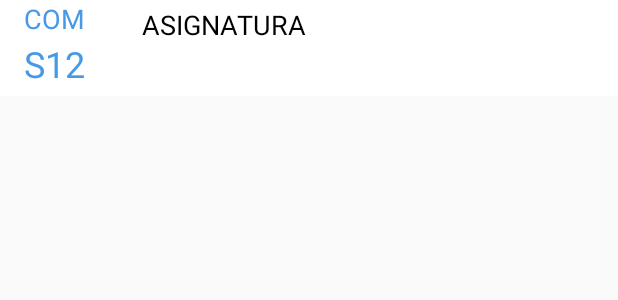
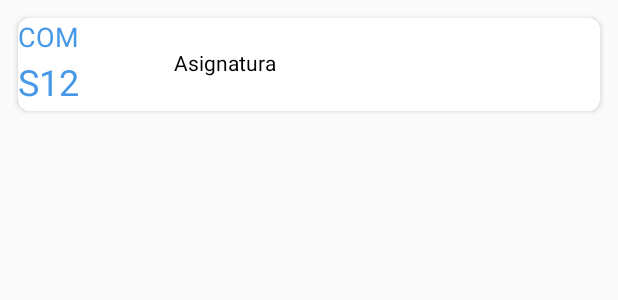
Before and after one commit to juanpablomoscoloni/proyectoAsistencia, an Android app: the layout cardview_cursada.xml on its own in the app's theme, with its tools: preview values and no code run, on a phone screen of 412 x 824 dp. Shown: the top 300 px of the screen. Run offline under Robolectric (Android 15) with nearby library versions, the phone set to English and light mode, and no system bars; network calls fail.

Commit message:
Front: Modificada la forma en la que se ve la lista de cursadas que tiene el docente.
Back: Modificada la forma en la que devuelve el JSON con los
datos del usuario

```diff
--- a/Asistra/app/build.gradle
+++ b/Asistra/app/build.gradle
@@ -23,6 +23,8 @@ dependencies {
     implementation 'com.android.support:appcompat-v7:28.0.0'
     implementation 'com.android.support.constraint:constraint-layout:1.1.3'
     implementation 'com.mcxiaoke.volley:library:1.0.18'
+    implementation 'com.android.support:recyclerview-v7:28.0.0'
+    implementation 'com.android.support:cardview-v7:28.0.0'
     implementation 'com.google.code.gson:gson:2.8.2'
     implementation 'com.rengwuxian.materialedittext:library:2.1.4'
     implementation 'com.github.hajiyevelnur92:intentanimation:1.0'
--- a/Asistra/app/src/main/res/layout/fila_cursada.xml
+++ b/Asistra/app/src/main/res/layout/cardview_cursada.xml
@@ -1,14 +1,19 @@
 <?xml version="1.0" encoding="utf-8"?>
-<RelativeLayout xmlns:android="http://schemas.android.com/apk/res/android"
-    xmlns:app="http://schemas.android.com/apk/res-auto"
-    xmlns:tools="http://schemas.android.com/tools"
-    android:layout_width="match_parent" android:layout_height="match_parent"
-    >
+<android.support.v7.widget.CardView xmlns:android="http://schemas.android.com/apk/res/android"
+    xmlns:app="http://schemas.android.com/tools"
+    android:id="@+id/cardview_id"
+    android:clickable="true"
+    android:foreground="?android:attr/selectableItemBackground"
+    android:layout_width="match_parent"
+    android:layout_height="wrap_content"
+    xmlns:cardview="http://schemas.android.com/apk/res-auto"
+    android:layout_margin="12dp"
+    cardview:cardCornerRadius="8dp"
+    app:ignore="NamespaceTypo">
 
     <android.support.constraint.ConstraintLayout
         android:layout_width="match_parent"
         android:layout_height="wrap_content"
-        android:layout_alignParentStart="true"
         android:layout_alignParentTop="true"
         android:background="@android:color/background_light">
 
@@ -16,40 +21,20 @@
             android:id="@+id/comLista"
             android:layout_width="64dp"
             android:layout_height="26dp"
-            android:layout_marginStart="16dp"
-            android:layout_marginEnd="8dp"
-            android:layout_marginRight="8dp"
             android:text="COM"
             android:textColor="@color/celeste"
             android:textSize="18sp"
             app:layout_constraintEnd_toStartOf="@+id/guideline3"
             app:layout_constraintHorizontal_bias="0.0"
             app:layout_constraintStart_toStartOf="parent"
-            app:layout_constraintTop_toTopOf="parent" />
-
-        <TextView
-            android:id="@+id/asignaturaNombre"
-            android:layout_width="280dp"
-            android:layout_height="52dp"
-            android:layout_marginStart="12dp"
-            android:layout_marginLeft="12dp"
-            android:layout_marginTop="4dp"
-            android:layout_marginBottom="8dp"
-            android:text="Asignatura"
-            android:textAllCaps="true"
-            android:textColor="@android:color/black"
-            android:textSize="18sp"
-            app:layout_constraintBottom_toBottomOf="parent"
-            app:layout_constraintStart_toStartOf="@+id/guideline3"
             app:layout_constraintTop_toTopOf="parent"
-            app:layout_constraintVertical_bias="1.0" />
+            cardview:layout_constraintStart_toStartOf="parent"
+            cardview:layout_constraintTop_toTopOf="parent" />
 
         <TextView
             android:id="@+id/fechaClase"
             android:layout_width="72dp"
             android:layout_height="36dp"
-            android:layout_marginEnd="8dp"
-            android:layout_marginRight="8dp"
             android:text="S12"
             android:textColor="@color/celeste"
             android:textSize="24sp"
@@ -57,7 +42,9 @@
             app:layout_constraintEnd_toStartOf="@+id/guideline3"
             app:layout_constraintHorizontal_bias="0.0"
             app:layout_constraintStart_toStartOf="@+id/comLista"
-            app:layout_constraintTop_toBottomOf="@+id/comLista" />
+            app:layout_constraintTop_toBottomOf="@+id/comLista"
+            cardview:layout_constraintStart_toStartOf="@+id/comLista"
+            cardview:layout_constraintTop_toBottomOf="@+id/comLista" />
 
         <TextView
             android:id="@+id/agregarAlumno"
@@ -88,13 +75,18 @@
             app:layout_constraintStart_toStartOf="parent"
             app:layout_constraintTop_toTopOf="parent" />
 
-        <android.support.constraint.Guideline
-            android:id="@+id/guideline3"
+        <TextView
+            android:id="@+id/asignaturaNombre"
             android:layout_width="wrap_content"
             android:layout_height="wrap_content"
-            android:orientation="vertical"
-            app:layout_constraintGuide_begin="20dp"
-            app:layout_constraintGuide_percent="0.2"/>
+            android:layout_marginStart="32dp"
+            android:layout_marginLeft="32dp"
+            android:layout_marginTop="20dp"
+            android:text="Asignatura"
+            android:textColor="#000000"
+            app:textAllCaps="true"
+            cardview:layout_constraintStart_toEndOf="@+id/fechaClase"
+            cardview:layout_constraintTop_toTopOf="parent" />
 
     </android.support.constraint.ConstraintLayout>
-</RelativeLayout>
+</android.support.v7.widget.CardView>
--- a/Asistra/app/src/main/res/values/strings.xml
+++ b/Asistra/app/src/main/res/values/strings.xml
@@ -1,4 +1,4 @@
 <resources>
     <string name="app_name">Asistra</string>
-    <string name="ipServer">http://192.168.0.107:8080</string>
+    <string name="ipServer">http://192.168.0.6:80</string>
 </resources>
```
Also changed, not shown: Asistra/app/src/main/java/adaptadores/ListaCursadas.java (+31 -37 lines), Asistra/app/src/main/java/com/example/asistra/DocenteActivity.java (+11 -2 lines), Asistra/app/src/main/java/com/example/asistra/LoginActivity.java (+6 -10 lines), Asistra/app/src/main/res/layout/activity_docente.xml (+7 -11 lines), 1 other file.
